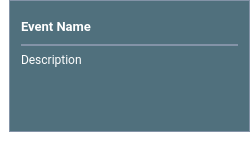
This is src/app/gui/forms/widgeteventitem.ui in botorabi/Meet4Eat-Desktop as Qt 5 draws it before an edit. The edited form follows.
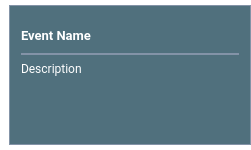
This is the edited form. Icons and pictures are not drawn.

What changed in the file:
```diff
--- a/src/app/gui/forms/widgeteventitem.ui
+++ b/src/app/gui/forms/widgeteventitem.ui
@@ -6,7 +6,7 @@
    <rect>
     <x>0</x>
     <y>0</y>
-    <width>250</width>
+    <width>251</width>
     <height>150</height>
    </rect>
   </property>
@@ -41,13 +41,13 @@
     <number>9</number>
    </property>
    <property name="topMargin">
-    <number>0</number>
+    <number>5</number>
    </property>
    <property name="rightMargin">
     <number>0</number>
    </property>
    <property name="bottomMargin">
-    <number>18</number>
+    <number>5</number>
    </property>
    <item>
     <widget class="QGroupBox" name="groupBoxMain">
```
